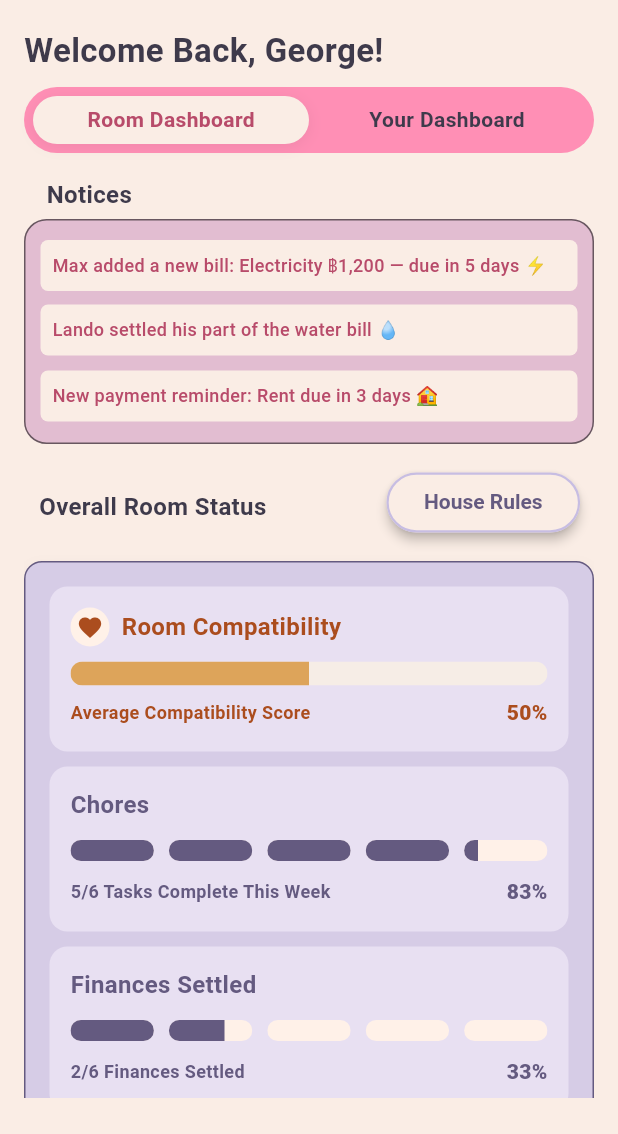
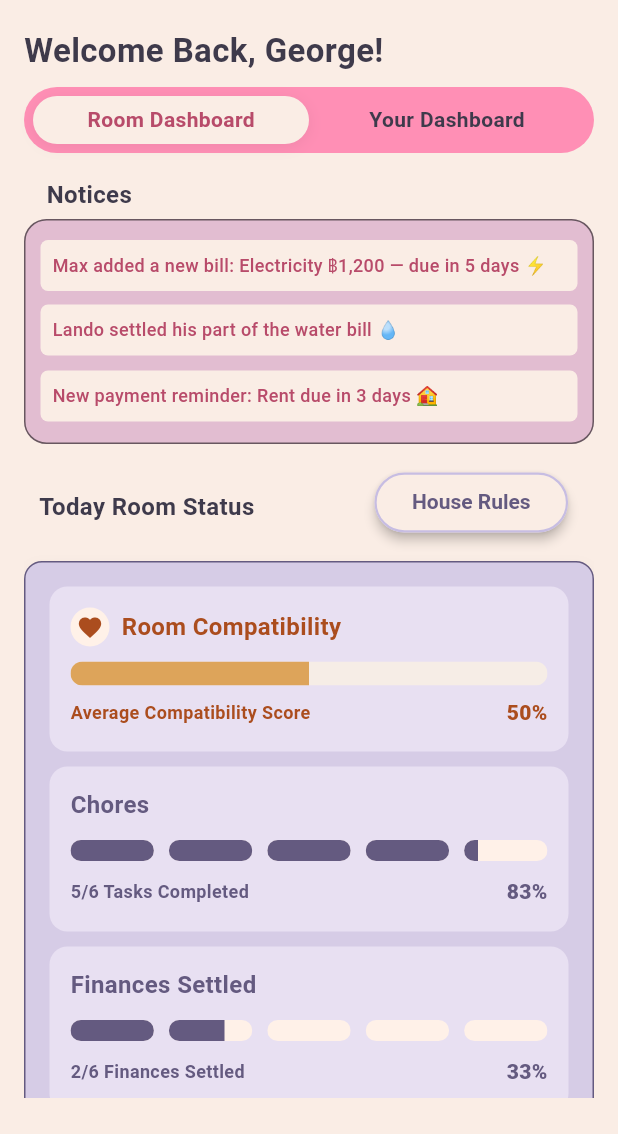
Before and after one commit to FairNest/FairNest, a Flutter app: the RoomDashboardPage screen opened directly, on a phone screen of 412 x 824 dp, the part 102-1236 px from its top. Run offline on Flutter 3.47's test engine with Material 3 defaults, Android fonts, the phone set to English and light mode, and no system bars; our stand-ins replace dio, flutter_secure_storage, google_fonts, jwt_decoder; accounts and stored records are empty; Roboto replaces fonts that are missing (Krub).

Commit message:
change some word

```diff
--- a/fairnestui/lib/components/ChoresProgressCard.dart
+++ b/fairnestui/lib/components/ChoresProgressCard.dart
@@ -126,7 +126,7 @@ class ChoresProgressCard extends StatelessWidget {
           Row(
             children: [
               Text(
-                '$completedShown/$totalTasks Tasks Complete This Week',
+                '$completedShown/$totalTasks Tasks Completed',
                 style: const TextStyle(
                   fontSize: 12,
                   fontWeight: FontWeight.w600,
--- a/fairnestui/lib/pages/home/RoomDashboardPage.dart
+++ b/fairnestui/lib/pages/home/RoomDashboardPage.dart
@@ -190,7 +190,7 @@ class _RoomDashContent extends StatelessWidget {
               const Padding(
                 padding: EdgeInsets.fromLTRB(10, 0, 10, 10),
                 child: Text(
-                  "Overall Room Status",
+                  "Today Room Status",
                   style: TextStyle(
                       fontSize: 16,
                       fontWeight: FontWeight.w600,
```
